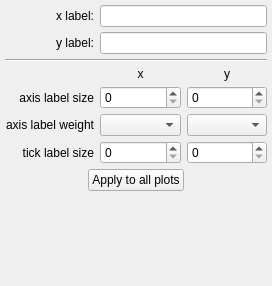
First picture: the form in glue/viewers/matplotlib/qt/axes_editor.ui, repository glue-viz/glue, before the edit.
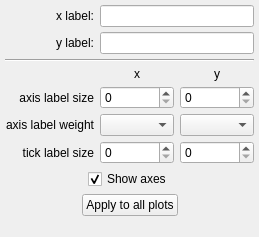
Second picture: the form after the edit.

Commit message: Add checkbox to show/hide axis for matplotlib viewers

```diff
--- a/glue/viewers/matplotlib/qt/axes_editor.ui
+++ b/glue/viewers/matplotlib/qt/axes_editor.ui
@@ -6,8 +6,8 @@
    <rect>
     <x>0</x>
     <y>0</y>
-    <width>272</width>
-    <height>286</height>
+    <width>259</width>
+    <height>237</height>
    </rect>
   </property>
   <property name="windowTitle">
@@ -29,6 +29,59 @@
    <property name="verticalSpacing">
     <number>5</number>
    </property>
+   <item row="10" column="0" colspan="3">
+    <layout class="QHBoxLayout" name="horizontalLayout">
+     <item>
+      <spacer name="horizontalSpacer_2">
+       <property name="orientation">
+        <enum>Qt::Horizontal</enum>
+       </property>
+       <property name="sizeHint" stdset="0">
+        <size>
+         <width>40</width>
+         <height>20</height>
+        </size>
+       </property>
+      </spacer>
+     </item>
+     <item>
+      <widget class="QPushButton" name="button_apply_all">
+       <property name="text">
+        <string>Apply to all plots</string>
+       </property>
+      </widget>
+     </item>
+     <item>
+      <spacer name="horizontalSpacer">
+       <property name="orientation">
+        <enum>Qt::Horizontal</enum>
+       </property>
+       <property name="sizeHint" stdset="0">
+        <size>
+         <width>40</width>
+         <height>20</height>
+        </size>
+       </property>
+      </spacer>
+     </item>
+    </layout>
+   </item>
+   <item row="7" column="0">
+    <widget class="QLabel" name="label_4">
+     <property name="text">
+      <string>axis label weight</string>
+     </property>
+     <property name="alignment">
+      <set>Qt::AlignRight|Qt::AlignTrailing|Qt::AlignVCenter</set>
+     </property>
+    </widget>
+   </item>
+   <item row="6" column="1">
+    <widget class="QSpinBox" name="value_x_axislabel_size"/>
+   </item>
+   <item row="6" column="2">
+    <widget class="QSpinBox" name="value_y_axislabel_size"/>
+   </item>
    <item row="2" column="0">
     <widget class="QLabel" name="label_6">
      <property name="text">
@@ -39,24 +92,56 @@
      </property>
     </widget>
    </item>
-   <item row="9" column="2">
-    <widget class="QSpinBox" name="value_y_axislabel_size"/>
+   <item row="4" column="2">
+    <widget class="QLabel" name="label_10">
+     <property name="font">
+      <font>
+       <weight>50</weight>
+       <bold>false</bold>
+      </font>
+     </property>
+     <property name="text">
+      <string>y</string>
+     </property>
+     <property name="alignment">
+      <set>Qt::AlignCenter</set>
+     </property>
+    </widget>
    </item>
-   <item row="10" column="1">
-    <widget class="QComboBox" name="combosel_x_axislabel_weight">
-     <property name="minimumSize">
-      <size>
-       <width>70</width>
-       <height>0</height>
-      </size>
+   <item row="2" column="1" colspan="2">
+    <widget class="QLineEdit" name="text_y_axislabel"/>
+   </item>
+   <item row="4" column="1">
+    <widget class="QLabel" name="label">
+     <property name="font">
+      <font>
+       <weight>50</weight>
+       <bold>false</bold>
+      </font>
      </property>
+     <property name="text">
+      <string>x</string>
+     </property>
+     <property name="alignment">
+      <set>Qt::AlignCenter</set>
+     </property>
     </widget>
    </item>
-   <item row="9" column="1">
-    <widget class="QSpinBox" name="value_x_axislabel_size"/>
+   <item row="6" column="0">
+    <widget class="QLabel" name="label_3">
+     <property name="text">
+      <string>axis label size</string>
+     </property>
+     <property name="alignment">
+      <set>Qt::AlignRight|Qt::AlignTrailing|Qt::AlignVCenter</set>
+     </property>
+    </widget>
    </item>
-   <item row="11" column="1">
-    <widget class="QSpinBox" name="value_x_ticklabel_size"/>
+   <item row="1" column="1" colspan="2">
+    <widget class="QLineEdit" name="text_x_axislabel"/>
+   </item>
+   <item row="8" column="2">
+    <widget class="QSpinBox" name="value_y_ticklabel_size"/>
    </item>
    <item row="1" column="0">
     <widget class="QLabel" name="label_2">
@@ -68,7 +153,7 @@
      </property>
     </widget>
    </item>
-   <item row="11" column="0">
+   <item row="8" column="0">
     <widget class="QLabel" name="label_5">
      <property name="text">
       <string>tick label size</string>
@@ -78,103 +163,37 @@
      </property>
     </widget>
    </item>
-   <item row="1" column="1" colspan="2">
-    <widget class="QLineEdit" name="text_x_axislabel"/>
+   <item row="7" column="1">
+    <widget class="QComboBox" name="combosel_x_axislabel_weight">
+     <property name="minimumSize">
+      <size>
+       <width>70</width>
+       <height>0</height>
+      </size>
+     </property>
+    </widget>
    </item>
-   <item row="5" column="0" colspan="3">
+   <item row="8" column="1">
+    <widget class="QSpinBox" name="value_x_ticklabel_size"/>
+   </item>
+   <item row="7" column="2">
+    <widget class="QComboBox" name="combosel_y_axislabel_weight">
+     <property name="minimumSize">
+      <size>
+       <width>70</width>
+       <height>0</height>
+      </size>
+     </property>
+    </widget>
+   </item>
+   <item row="3" column="0" colspan="3">
     <widget class="Line" name="line">
      <property name="orientation">
       <enum>Qt::Horizontal</enum>
      </property>
     </widget>
    </item>
-   <item row="10" column="2">
-    <widget class="QComboBox" name="combosel_y_axislabel_weight">
-     <property name="minimumSize">
-      <size>
-       <width>70</width>
-       <height>0</height>
-      </size>
-     </property>
-    </widget>
-   </item>
-   <item row="9" column="0">
-    <widget class="QLabel" name="label_3">
-     <property name="text">
-      <string>axis label size</string>
-     </property>
-     <property name="alignment">
-      <set>Qt::AlignRight|Qt::AlignTrailing|Qt::AlignVCenter</set>
-     </property>
-    </widget>
-   </item>
-   <item row="10" column="0">
-    <widget class="QLabel" name="label_4">
-     <property name="text">
-      <string>axis label weight</string>
-     </property>
-     <property name="alignment">
-      <set>Qt::AlignRight|Qt::AlignTrailing|Qt::AlignVCenter</set>
-     </property>
-    </widget>
-   </item>
-   <item row="7" column="1">
-    <widget class="QLabel" name="label">
-     <property name="font">
-      <font>
-       <weight>50</weight>
-       <bold>false</bold>
-      </font>
-     </property>
-     <property name="text">
-      <string>x</string>
-     </property>
-     <property name="alignment">
-      <set>Qt::AlignCenter</set>
-     </property>
-    </widget>
-   </item>
-   <item row="12" column="0" colspan="3">
-    <layout class="QHBoxLayout" name="horizontalLayout">
-     <item>
-      <spacer name="horizontalSpacer_2">
-       <property name="orientation">
-        <enum>Qt::Horizontal</enum>
-       </property>
-       <property name="sizeHint" stdset="0">
-        <size>
-         <width>40</width>
-         <height>20</height>
-        </size>
-       </property>
-      </spacer>
-     </item>
-     <item>
-      <widget class="QPushButton" name="button_apply_all">
-       <property name="text">
-        <string>Apply to all plots</string>
-       </property>
-      </widget>
-     </item>
-     <item>
-      <spacer name="horizontalSpacer">
-       <property name="orientation">
-        <enum>Qt::Horizontal</enum>
-       </property>
-       <property name="sizeHint" stdset="0">
-        <size>
-         <width>40</width>
-         <height>20</height>
-        </size>
-       </property>
-      </spacer>
-     </item>
-    </layout>
-   </item>
-   <item row="2" column="1" colspan="2">
-    <widget class="QLineEdit" name="text_y_axislabel"/>
-   </item>
-   <item row="13" column="0" colspan="3">
+   <item row="11" column="0" colspan="3">
     <spacer name="verticalSpacer">
      <property name="orientation">
       <enum>Qt::Vertical</enum>
@@ -187,24 +206,45 @@
      </property>
     </spacer>
    </item>
-   <item row="7" column="2">
-    <widget class="QLabel" name="label_10">
-     <property name="font">
-      <font>
-       <weight>50</weight>
-       <bold>false</bold>
-      </font>
-     </property>
-     <property name="text">
-      <string>y</string>
-     </property>
-     <property name="alignment">
-      <set>Qt::AlignCenter</set>
-     </property>
-    </widget>
-   </item>
-   <item row="11" column="2">
-    <widget class="QSpinBox" name="value_y_ticklabel_size"/>
+   <item row="9" column="0" colspan="3">
+    <layout class="QHBoxLayout" name="horizontalLayout_3">
+     <item>
+      <spacer name="horizontalSpacer_3">
+       <property name="orientation">
+        <enum>Qt::Horizontal</enum>
+       </property>
+       <property name="sizeHint" stdset="0">
+        <size>
+         <width>40</width>
+         <height>20</height>
+        </size>
+       </property>
+      </spacer>
+     </item>
+     <item>
+      <widget class="QCheckBox" name="bool_show_axes">
+       <property name="text">
+        <string>Show axes</string>
+       </property>
+       <property name="checked">
+        <bool>true</bool>
+       </property>
+      </widget>
+     </item>
+     <item>
+      <spacer name="horizontalSpacer_4">
+       <property name="orientation">
+        <enum>Qt::Horizontal</enum>
+       </property>
+       <property name="sizeHint" stdset="0">
+        <size>
+         <width>40</width>
+         <height>20</height>
+        </size>
+       </property>
+      </spacer>
+     </item>
+    </layout>
    </item>
   </layout>
  </widget>
```
